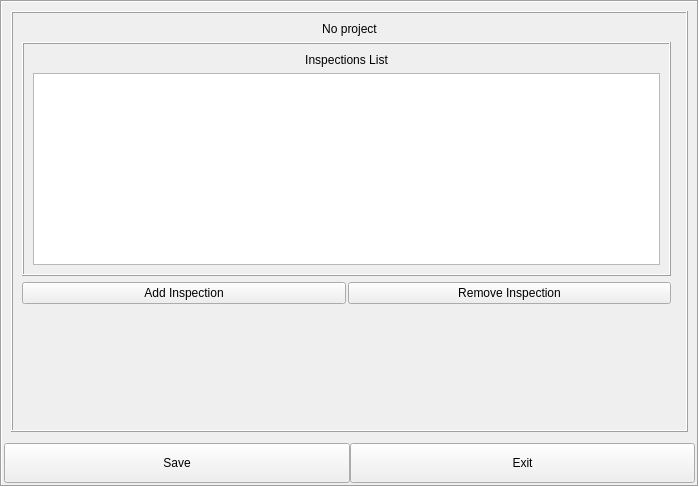
Above: KPPVision/configurationswidget.ui from ruisebastiao/KPPQtAutomation_old before the change. Below: the same form after it.
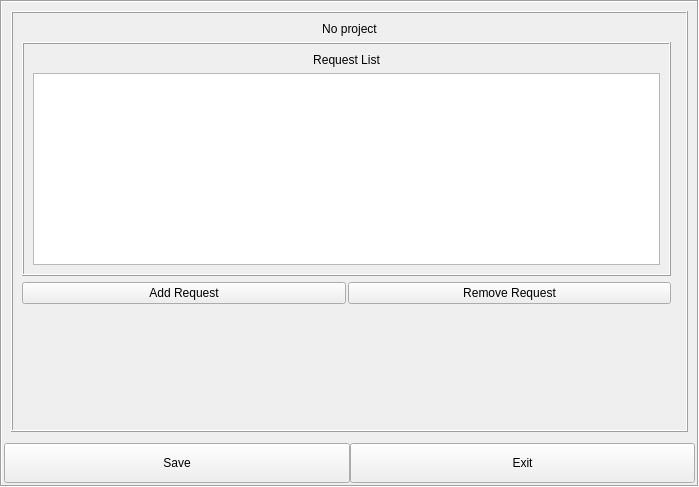
That is the form after the change. The open tabs and pages were chosen to show the change. Custom widgets are drawn as their Qt base class.

Patch:
```diff
--- a/KPPVision/configurationswidget.ui
+++ b/KPPVision/configurationswidget.ui
@@ -671,7 +671,7 @@
                      </sizepolicy>
                     </property>
                     <property name="text">
-                     <string>Inspections List</string>
+                     <string>Request List</string>
                     </property>
                     <property name="alignment">
                      <set>Qt::AlignCenter</set>
@@ -702,14 +702,14 @@
                  <item>
                   <widget class="QPushButton" name="bt_addinsp">
                    <property name="text">
-                    <string>Add Inspection</string>
+                    <string>Add Request</string>
                    </property>
                   </widget>
                  </item>
                  <item>
                   <widget class="KPPPushbutton" name="bt_removeinsp">
                    <property name="text">
-                    <string>Remove Inspection</string>
+                    <string>Remove Request</string>
                    </property>
                   </widget>
                  </item>
```
Left out of the diff: 8 changed lines with no effect on the pictures.
